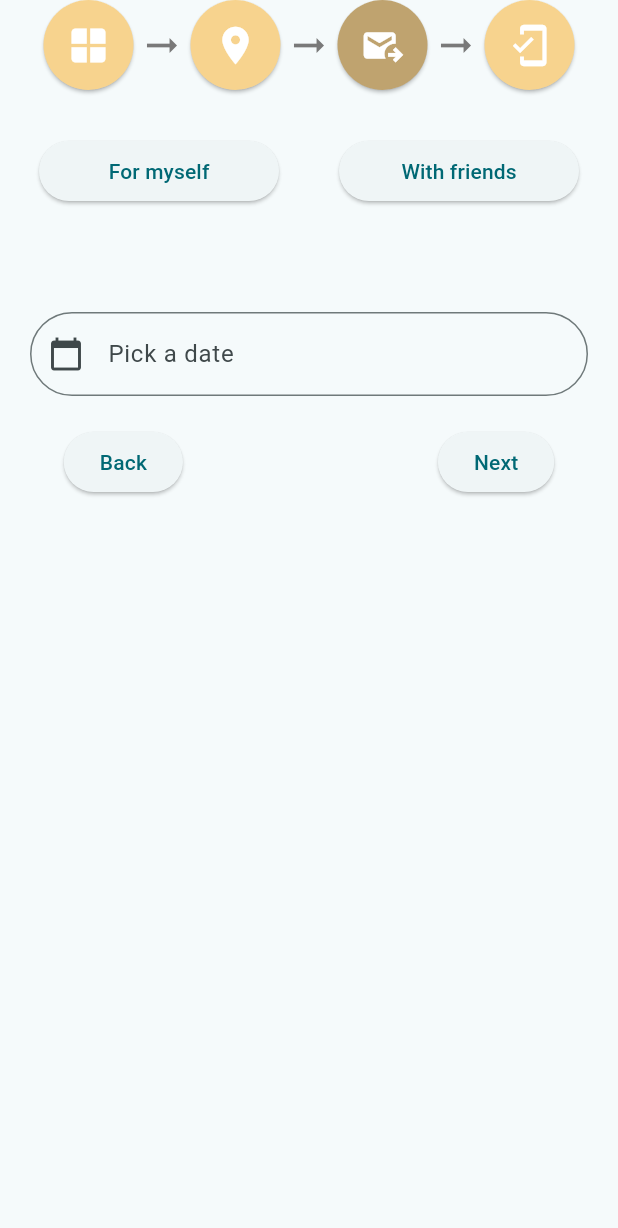
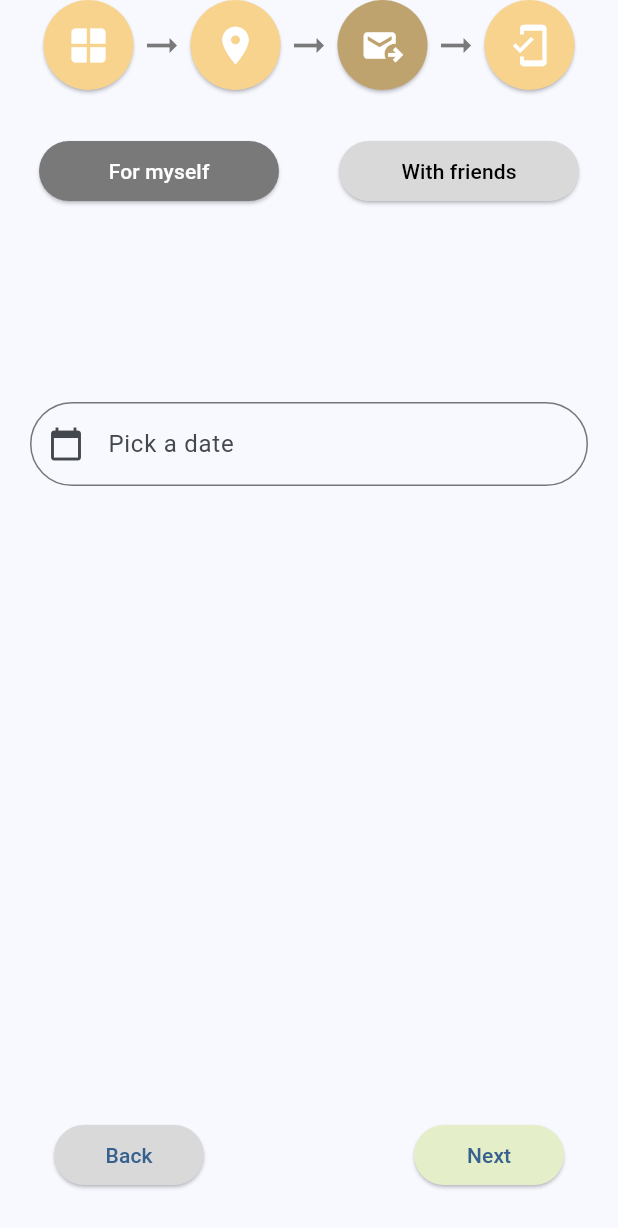
Before and after one commit to YPYT/TimeCapsule, a Flutter app: the CreateScreenThree widget shown alone on an empty page, opened directly with empty values, on a phone screen of 412 x 824 dp. Shown: the top 1228 px of the screen. Run offline on Flutter 3.47's test engine with Material 3 defaults, Android fonts, the phone set to English and light mode, and no system bars; our stand-ins replace image_picker, shared_preferences; missing offline and left inert: map_location_picker, time_machine; accounts and stored records are empty.

Commit message:
More layout fixes on create pages

```diff
--- a/lib/create/create_screen_2.dart
+++ b/lib/create/create_screen_2.dart
@@ -97,6 +97,9 @@ class _CreateScreenTwoState extends State<CreateScreenTwo> {
               onPressed: () {
                 Navigator.pop(context);
               },
+              style: ElevatedButton.styleFrom(
+                backgroundColor: Color(0xFFD9D9D9),
+              ),
               child: Text("Back"),
             ),
           ],
--- a/lib/create/create_screen_3.dart
+++ b/lib/create/create_screen_3.dart
@@ -117,6 +117,18 @@ class _CreateScreenThreeState extends State<CreateScreenThree> {
       );
     }
 
+    Color tabOneColour = Color(0xFFD9D9D9);
+    Color tabTwoColour = Color(0xFFD9D9D9);
+    Color tabOneFGColour = Colors.black;
+    Color tabTwoFGColour = Colors.black;
+    if (_tabIndex == 0) {
+      tabOneColour = Color(0xFF797979);
+      tabOneFGColour = Colors.white;
+    } else {
+      tabTwoColour = Color(0xFF797979);
+      tabTwoFGColour = Colors.white;
+    }
+
     return Center(
         child: Column(
           children: [
@@ -183,7 +195,8 @@ class _CreateScreenThreeState extends State<CreateScreenThree> {
                     },
                     style: ElevatedButton.styleFrom(
                       fixedSize: Size(160, 30),
-                      //shape:
+                      backgroundColor: tabOneColour,
+                      foregroundColor: tabOneFGColour
                     ),
                     child: const Text('For myself')
                 ),
@@ -195,7 +208,8 @@ class _CreateScreenThreeState extends State<CreateScreenThree> {
                     },
                     style: ElevatedButton.styleFrom(
                       fixedSize: Size(160, 30),
-                      //shape:
+                      backgroundColor: tabTwoColour,
+                      foregroundColor: tabTwoFGColour
                     ),
                     child: const Text("With friends")
                 ),
@@ -203,7 +217,7 @@ class _CreateScreenThreeState extends State<CreateScreenThree> {
             ),
             SizedBox(height: 20),
             personPicker,
-            SizedBox(height: 20),
+            SizedBox(height: 80),
             Padding(
               padding: const EdgeInsets.only(left: 20, right: 20),
               child: TextField(
@@ -222,14 +236,23 @@ class _CreateScreenThreeState extends State<CreateScreenThree> {
               ),
             ),
             SizedBox(height: 20),
-            Row(
-                spacing: 170,
+            Expanded(
+              child: Align(
+                alignment: Alignment.bottomCenter,
+                child: Padding(
+                  padding: const EdgeInsets.only(bottom: 30),
+                  child: Row(
+                      spacing: 140,
                       mainAxisSize: MainAxisSize.min,
                       children: [
                         ElevatedButton(
                           onPressed: () {
                             Navigator.pop(context);
                           },
+                          style: ElevatedButton.styleFrom(
+                            backgroundColor: Color(0xFFD9D9D9),
+                            minimumSize: const Size(100, 40),
+                          ),
                           child: Text("Back"),
                         ),
                         ElevatedButton(
@@ -238,9 +261,16 @@ class _CreateScreenThreeState extends State<CreateScreenThree> {
                               Navigator.push(context, MaterialPageRoute(builder: (context) => CreateScreenFour(capsule: widget.capsule)));
                             }
                           },
+                          style: ElevatedButton.styleFrom(
+                            backgroundColor: Color(0xFFE4EFCA),
+                            minimumSize: const Size(100, 40),
+                          ),
                           child: Text("Next"),
                         ),
                       ]
+                  ),
+                ),
+              ),
             )
           ],
         )
--- a/lib/main.dart
+++ b/lib/main.dart
@@ -32,7 +32,7 @@ class MyApp extends StatelessWidget {
         //
         // This works for code too, not just values: Most code changes can be
         // tested with just a hot reload.
-        colorScheme: ColorScheme.fromSeed(seedColor: Colors.white),
+        colorScheme: ColorScheme.fromSeed(seedColor: Colors.blue),
         useMaterial3: true,
       ),
       home: const MyHomePage(title: 'Time Capsule'),
```
Also changed, not shown: lib/create/create_screen_4.dart (+92 -16 lines). Lines whose indentation alone changed are shown as unchanged.
